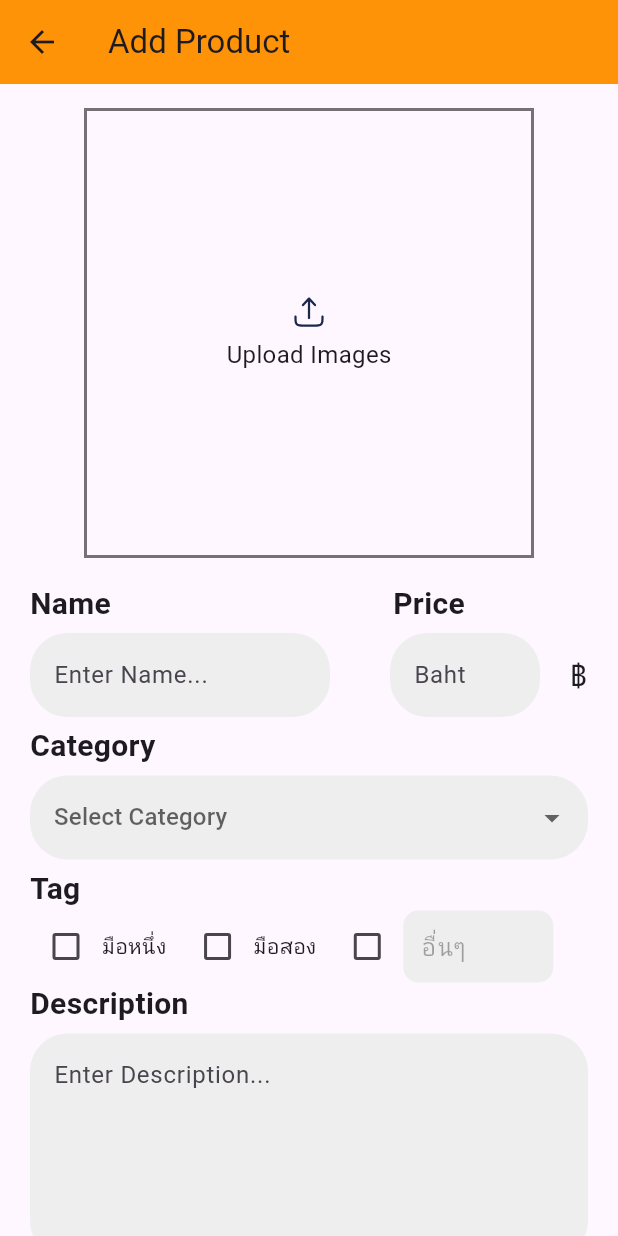
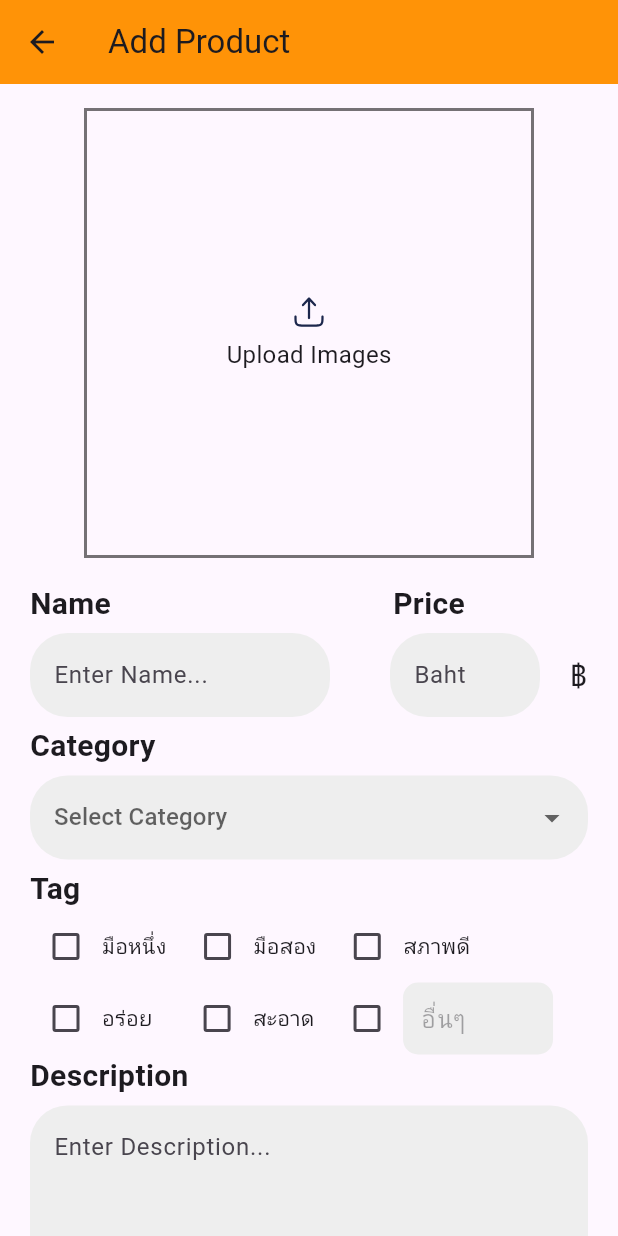
Before and after one commit to jayjirat/tuGreater, a Flutter app: the AddItems screen opened directly, on a phone screen of 412 x 824 dp. Run offline on Flutter 3.47's test engine with Material 3 defaults, Android fonts, the phone set to English and light mode, and no system bars; our stand-ins replace file_picker, flutter_dotenv, flutter_svg, image_picker.

Commit message:
add more tags

```diff
--- a/frontend/lib/pages/add_items.dart
+++ b/frontend/lib/pages/add_items.dart
@@ -398,6 +398,74 @@ class _AddItemsState extends State<AddItems> {
                     Row(
                       children: [
                         Checkbox(
+                          value: isCheckedSecondHanded,
+                          onChanged: (value) {
+                            setState(() {
+                              isCheckedSecondHanded = value!;
+                              if (value!) {
+                                tags.add("สภาพดี");
+                              } else {
+                                tags.remove("สภาพดี");
+                              }
+                            });
+                          },
+                        ),
+                        Text("สภาพดี"),
+                      ],
+                    ),
+                  ],
+                ),
+              ),
+              Padding(
+                padding: EdgeInsets.symmetric(horizontal: 20),
+                child: Row(
+                  children: [
+                    // First checkbox with fixed text
+                    Row(
+                      children: [
+                        Checkbox(
+                          value: isCheckedFirstHanded,
+                          onChanged: (value) {
+                            setState(() {
+                              isCheckedFirstHanded = value!;
+                              if (value!) {
+                                tags.add("อร่อย");
+                              } else {
+                                tags.remove("อร่อย");
+                              }
+                            });
+                          },
+                        ),
+                        Text("อร่อย"),
+                      ],
+                    ),
+                    SizedBox(width: 19), // Spacing
+
+                    // Second checkbox with fixed text
+                    Row(
+                      children: [
+                        Checkbox(
+                          value: isCheckedSecondHanded,
+                          onChanged: (value) {
+                            setState(() {
+                              isCheckedSecondHanded = value!;
+                              if (value!) {
+                                tags.add("สะอาด");
+                              } else {
+                                tags.remove("สะอาด");
+                              }
+                            });
+                          },
+                        ),
+                        Text("สะอาด"),
+                      ],
+                    ),
+                    SizedBox(width: 11), // Spacing
+
+                    // Third checkbox with a text field
+                    Row(
+                      children: [
+                        Checkbox(
                           value: isCheckedOthers,
                           onChanged: (value) {
                             setState(() {
```
